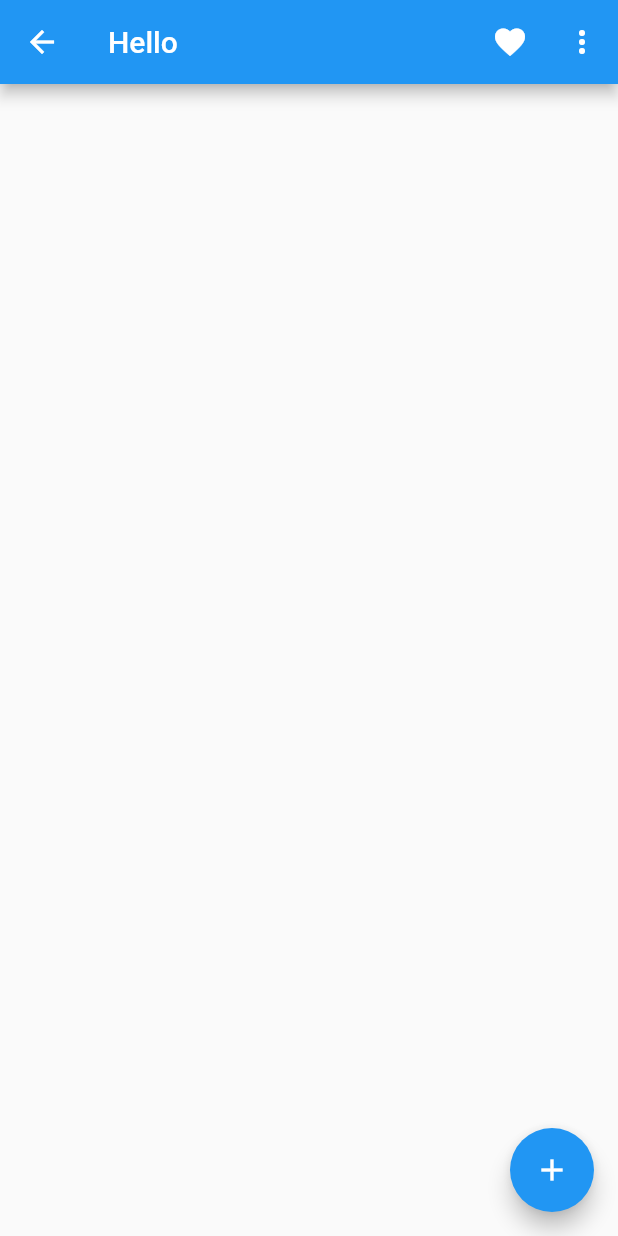
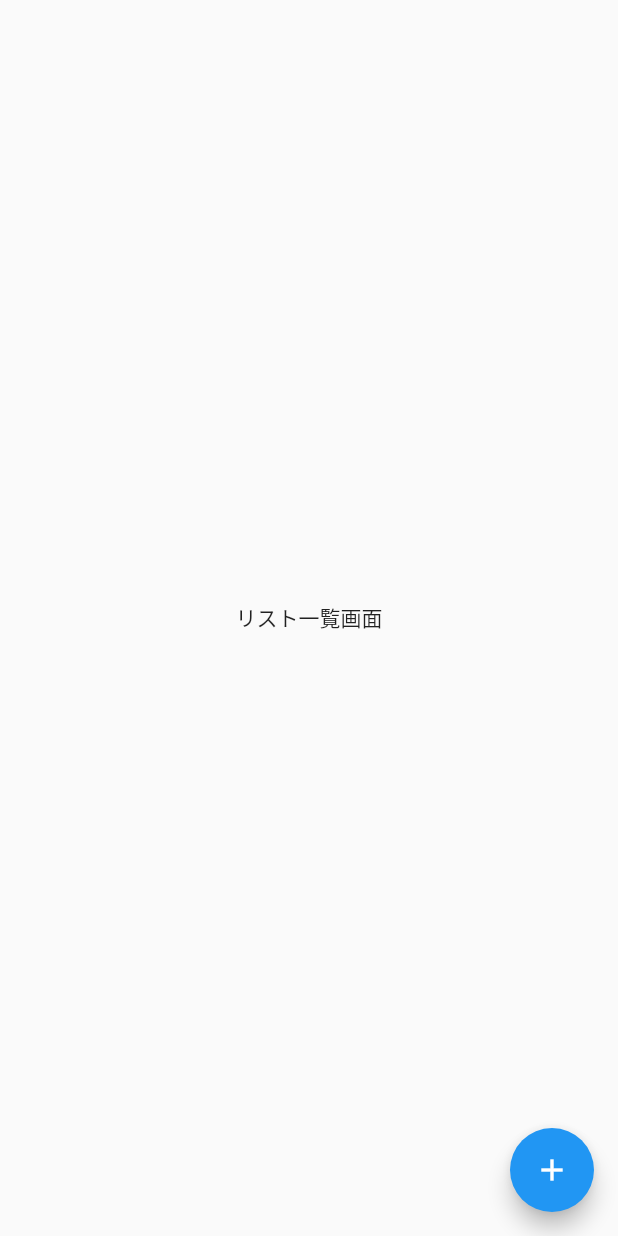
Before and after one commit to hamadayuuki/practice-flutter, a Flutter app: the screen it shows after launch, on a phone screen of 412 x 824 dp. Run offline on Flutter 3.47's test engine with Material 2 defaults, Android fonts, the phone set to English and light mode, and no system bars.

Commit message:
add: リスト一覧画面, リスト追加画面 作成

```diff
--- a/lib/main.dart
+++ b/lib/main.dart
@@ -1,5 +1,87 @@
 import 'package:flutter/material.dart';
 
+// アプリ起動時に呼び出される
+void main() {
+  runApp(const MyTodoApp());
+}
+
+// 初めに表示する画面を指定する
+class MyTodoApp extends StatelessWidget {
+  const MyTodoApp({Key? key}) : super(key: key);
+
+  @override
+  Widget build(BuildContext context) {
+    return MaterialApp(
+      // アプリ名
+      title: 'My Todo App',
+      theme: ThemeData(
+        // テーマカラー
+        primarySwatch: Colors.blue,
+      ),
+      // リスト一覧画面を表示
+      home: const TodoListPage(),   // 起動時に表示する画面
+    );
+  }
+}
+
+
+// ■ リスト一覧画面
+class TodoListPage extends StatelessWidget {
+  const TodoListPage({Key? key}) : super(key: key);
+
+  @override
+  Widget build(BuildContext context) {
+    return Scaffold(
+      body: Center(
+        child: Text('リスト一覧画面'),
+      ),
+
+      // TODO追加ボタン
+      floatingActionButton: FloatingActionButton(
+        onPressed: () {
+
+          // 画面遷移
+          Navigator.of(context).push(
+            MaterialPageRoute(builder: (context) {
+              return TodoAddPage();
+            })
+          );
+
+        },
+        child: Icon(Icons.add)
+      )
+
+    );
+  }
+}
+
+
+// + リスト追加画面
+class TodoAddPage extends StatelessWidget {
+  @override
+  Widget build(BuildContext context) {
+    return Scaffold(
+      body: Center(
+        child: TextButton(
+          onPressed: () {
+            // 前画面へ戻る, .pop()
+            Navigator.of(context).pop();
+          },
+          child: Text("リスト追加画面(クリックで戻る)")
+        )
+      )
+    );
+  }
+}
+
+
+
+
+
+
+// ================================================================================
+// Flutter 練習用
+/*
 void main() {
   runApp(const MyApp());
 }
@@ -28,7 +110,7 @@ class MyApp extends StatelessWidget {
 
 
 
-
+// State を使うクラスを指定する
 class MyHomePage extends StatefulWidget {
   const MyHomePage({Key? key, required this.title}) : super(key: key);
 
@@ -41,7 +123,8 @@ class MyHomePage extends StatefulWidget {
 
 
 
-
+// State を使うクラス
+// 変数 や Widget を作る, Widget の作り方はこれまでと同じ
 class _MyHomePageState extends State<MyHomePage> {
   int _counter = 0;
 
@@ -74,6 +157,7 @@ class _MyHomePageState extends State<MyHomePage> {
 
         // アプリバー(画面上)
 
+        /*
         // 左側のアイコン
         leading: Icon(Icons.arrow_back),
         // タイトルテキスト
@@ -89,6 +173,7 @@ class _MyHomePageState extends State<MyHomePage> {
             icon: Icon(Icons.more_vert),
           ),
         ],
+         */
 
 
       ),
@@ -392,3 +477,4 @@ class _MyHomePageState extends State<MyHomePage> {
     );
   }
 }
+ */
--- a/memo.txt
+++ b/memo.txt
@@ -24,6 +24,8 @@
 ・リスト と 配列 を組み合わせる時には、「ListView.bulider」を使う
     https://www.flutter-study.dev/widgets/list-view-widget
 ・アプリバー は「appBar: AppBar()」にプログラムを書く
+！！Widget を紹介する時には 最後にまとめを話す
+・画面遷移をどこでどのようなプログラムで行うか
 
 
 
@@ -57,3 +59,9 @@
 - 変数の定義を行うのはどこか, 変数の定義方法としては何通りあるか
 
 - AppBar のタイトルをつける時には、すでに用意されている「タイトルのプログラム」を削除する必要あり
+
+- Widget の説明を行った後、TODOアプリを作るときに どうやってプログラムを整理するか
+
+- 「Unimplemented handling of missing static target」エラーが発生したとき
+    ① : プログラムに誤りがないか確認
+    ② : 画面上の「▷」マークを押す
```
